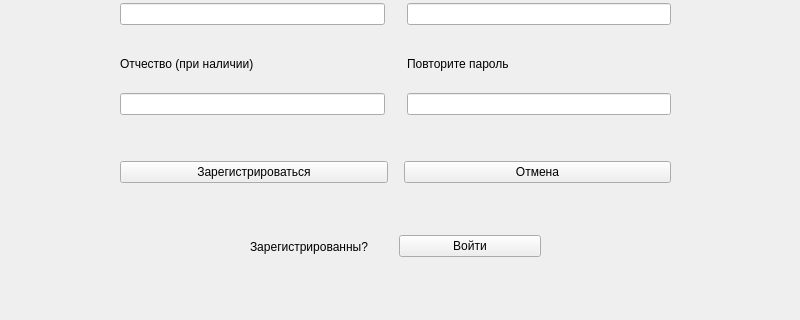
This is gui/registrationwindow.ui in rkv04/test as Qt 5 draws it before an edit; both pictures show x 0 to 800 and y 269 to 589 of the 800 by 589 pixel window. The edited form follows.
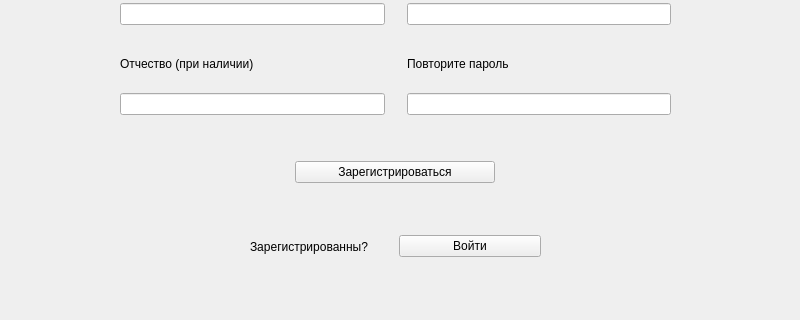
This is the edited form.

Patch:
```diff
--- a/gui/registrationwindow.ui
+++ b/gui/registrationwindow.ui
@@ -203,40 +203,17 @@
       <layout class="QHBoxLayout" name="horizontalLayout">
        <item>
         <widget class="QPushButton" name="reg_button">
+         <property name="maximumSize">
+          <size>
+           <width>200</width>
+           <height>16777215</height>
+          </size>
+         </property>
          <property name="text">
           <string>Зарегистрироваться</string>
          </property>
         </widget>
        </item>
-       <item>
-        <spacer name="horizontalSpacer">
-         <property name="orientation">
-          <enum>Qt::Horizontal</enum>
-         </property>
-         <property name="sizeType">
-          <enum>QSizePolicy::Fixed</enum>
-         </property>
-         <property name="sizeHint" stdset="0">
-          <size>
-           <width>10</width>
-           <height>20</height>
-          </size>
-         </property>
-        </spacer>
-       </item>
-       <item>
-        <widget class="QPushButton" name="cancel_button">
-         <property name="minimumSize">
-          <size>
-           <width>151</width>
-           <height>0</height>
-          </size>
-         </property>
-         <property name="text">
-          <string>Отмена</string>
-         </property>
-        </widget>
-       </item>
       </layout>
      </item>
      <item row="2" column="1">
```
